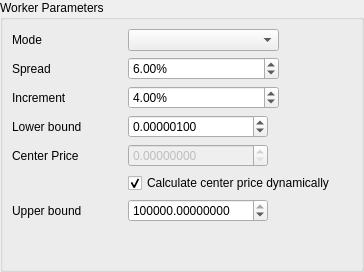
Old version of the form dexbot/views/ui/forms/staggered_orders_widget.ui in the repository xeroc/stakemachine.
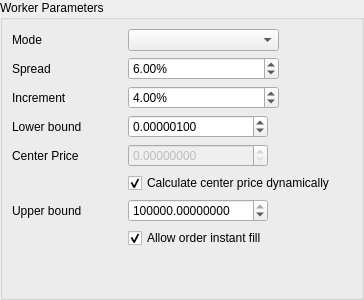
New version of the form.

Commit message: Add orders instant fill field

```diff
--- a/dexbot/views/ui/forms/staggered_orders_widget.ui
+++ b/dexbot/views/ui/forms/staggered_orders_widget.ui
@@ -7,7 +7,7 @@
     <x>0</x>
     <y>0</y>
     <width>364</width>
-    <height>272</height>
+    <height>300</height>
    </rect>
   </property>
   <property name="windowTitle">
@@ -354,6 +354,16 @@
         </property>
        </widget>
       </item>
+      <item row="10" column="1">
+       <widget class="QCheckBox" name="allow_instant_fill_checkbox">
+        <property name="text">
+         <string>Allow order instant fill</string>
+        </property>
+        <property name="checked">
+         <bool>true</bool>
+        </property>
+       </widget>
+      </item>
      </layout>
     </widget>
    </item>
```
Left out of the diff: 3 changed lines with no effect on the pictures. The commit also changes 2 other files.
